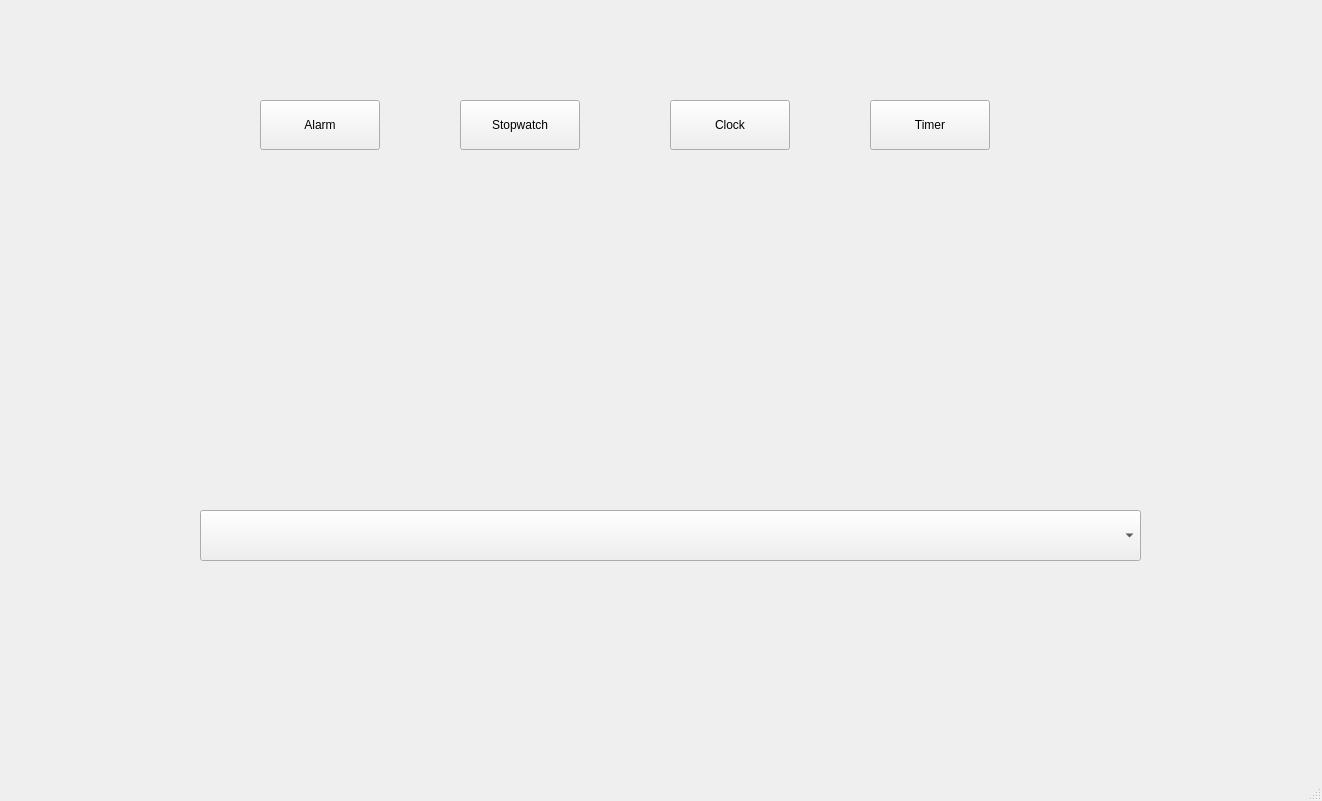
Old version of the form C++/Projects/Clock/QtGUI/ClockGUI/mainwindow.ui in the repository MikitaVitkouski/BSU.
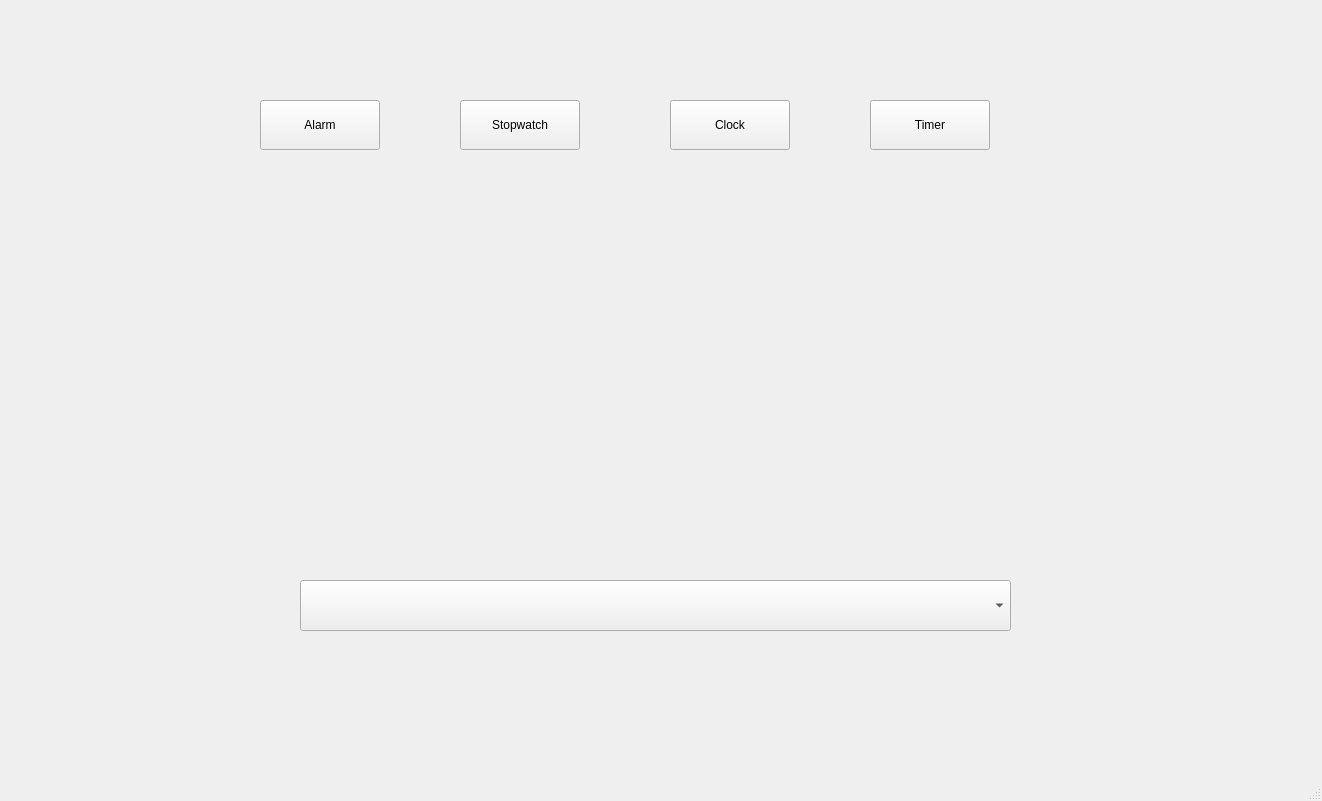
New version of the form. The open tabs and pages were chosen to show the change.

Commit message: Change UI's design to crispy white and blue colors matching

Patch:
```diff
--- a/C++/Projects/Clock/QtGUI/ClockGUI/mainwindow.ui
+++ b/C++/Projects/Clock/QtGUI/ClockGUI/mainwindow.ui
@@ -208,10 +208,10 @@
      <widget class="QLabel" name="labelTime">
       <property name="geometry">
        <rect>
-        <x>400</x>
+        <x>310</x>
         <y>80</y>
-        <width>341</width>
-        <height>151</height>
+        <width>391</width>
+        <height>111</height>
        </rect>
       </property>
       <property name="sizePolicy">
@@ -222,19 +222,22 @@
       </property>
       <property name="font">
        <font>
-        <pointsize>30</pointsize>
+        <pointsize>48</pointsize>
        </font>
       </property>
       <property name="text">
        <string/>
       </property>
+      <property name="alignment">
+       <set>Qt::AlignmentFlag::AlignCenter</set>
+      </property>
      </widget>
      <widget class="QComboBox" name="comboBoxTimezone">
       <property name="geometry">
        <rect>
-        <x>50</x>
-        <y>330</y>
-        <width>941</width>
+        <x>150</x>
+        <y>400</y>
+        <width>711</width>
         <height>51</height>
        </rect>
       </property>
@@ -246,27 +249,30 @@
       </property>
       <property name="font">
        <font>
-        <pointsize>15</pointsize>
+        <pointsize>14</pointsize>
        </font>
       </property>
      </widget>
      <widget class="QLabel" name="labelDate">
       <property name="geometry">
        <rect>
-        <x>400</x>
-        <y>220</y>
-        <width>361</width>
+        <x>310</x>
+        <y>200</y>
+        <width>391</width>
         <height>61</height>
        </rect>
       </property>
       <property name="font">
        <font>
-        <pointsize>30</pointsize>
+        <pointsize>24</pointsize>
        </font>
       </property>
       <property name="text">
        <string/>
       </property>
+      <property name="alignment">
+       <set>Qt::AlignmentFlag::AlignCenter</set>
+      </property>
      </widget>
     </widget>
     <widget class="QWidget" name="pageTimer"/>
```
The commit also changes 1 other file.
